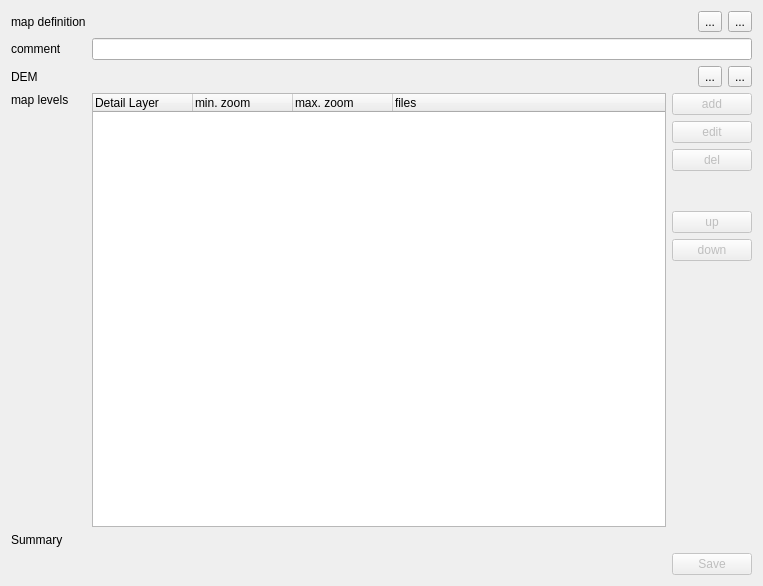
Qt form src/ICreateMapQMAP.ui (ntruchsess/QLandkarteGT) before a commit.
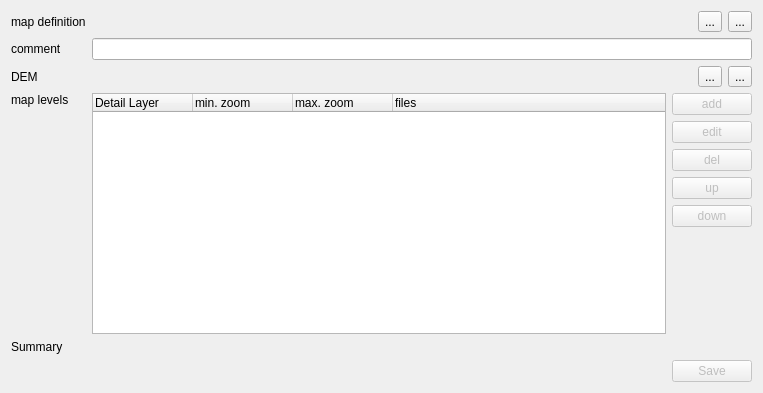
The same form after that commit.

```diff
--- a/src/ICreateMapQMAP.ui
+++ b/src/ICreateMapQMAP.ui
@@ -6,7 +6,7 @@
     <x>0</x>
     <y>0</y>
     <width>763</width>
-    <height>586</height>
+    <height>393</height>
    </rect>
   </property>
   <property name="windowTitle" >
```
